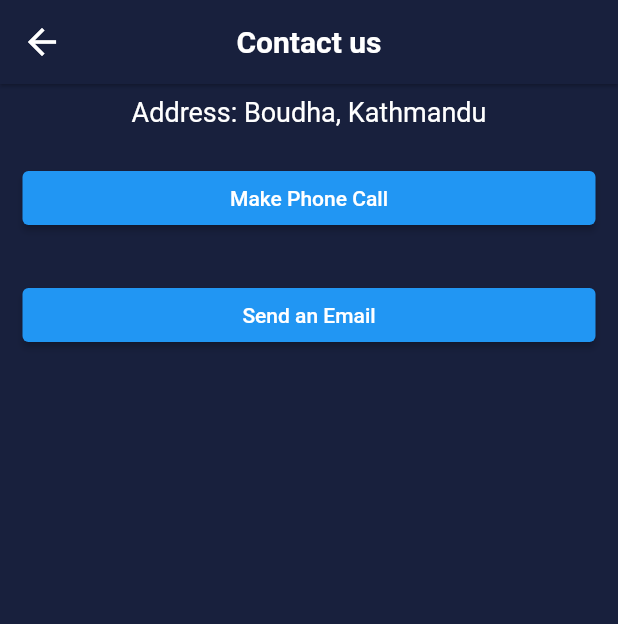
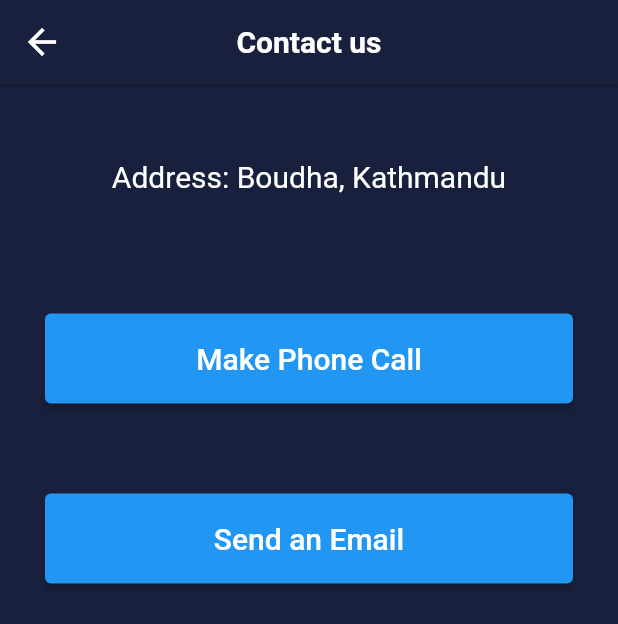
Before and after one commit to bsthaa/Merogadi, a Flutter app: the ContactUs screen opened directly, on a phone screen of 412 x 824 dp. Shown: the top 624 px of the screen. Run offline on Flutter 3.47's test engine with Material 2 defaults, Android fonts, the phone set to English and light mode, and no system bars; our stand-ins replace cloud_firestore, firebase_auth, firebase_core, fluttertoast, get, image_picker and 1 more; accounts and stored records are empty.

```diff
--- a/merogadi/lib/contactus.dart
+++ b/merogadi/lib/contactus.dart
@@ -37,19 +37,26 @@ class _ContactUsState extends State<ContactUs> {
         body: ListView(
           children: <Widget>[
             Container(
-                padding: const EdgeInsets.all(8),
+                padding: const EdgeInsets.all(50),
                 child: const Text(
                   'Address: Boudha, Kathmandu',
                   textAlign: TextAlign.center,
                   style: TextStyle(
-                    fontSize: 18.0,
+                    fontSize: 20.0,
                     color: Colors.white,
                   ),
                 )),
             Container(
-                padding: const EdgeInsets.all(15),
+                padding: const EdgeInsets.all(30),
+                width: 250.0,
+                height: 120.0,
                 child: ElevatedButton(
-                  child: const Text('Make Phone Call'),
+                  child: const Text(
+                    'Make Phone Call',
+                    style: TextStyle(
+                      fontSize: 20.0,
+                    ),
+                  ),
                   onPressed: () async {
                     const phoneNumber = '+977-9803836536';
                     const url = 'tel:$phoneNumber';
@@ -60,9 +67,16 @@ class _ContactUsState extends State<ContactUs> {
                   },
                 )),
             Container(
-                padding: const EdgeInsets.all(15),
+                width: 250.0,
+                height: 120.0,
+                padding: const EdgeInsets.all(30),
                 child: ElevatedButton(
-                  child: const Text('Send an Email'),
+                  child: const Text(
+                    'Send an Email',
+                    style: TextStyle(
+                      fontSize: 20.0,
+                    ),
+                  ),
                   onPressed: () async {
                     const toEmail = 'bibekshrestha242@gmail.com';
                     const subject = 'Big Fan';
--- a/merogadi/lib/main.dart
+++ b/merogadi/lib/main.dart
@@ -1,6 +1,7 @@
 import 'package:flutter/material.dart';
 import 'package:merogadi/splash_screen.dart';
 import 'package:firebase_core/firebase_core.dart';
+import 'package:get/get.dart';
 
 Future<void> main() async {
   WidgetsFlutterBinding.ensureInitialized();
@@ -15,7 +16,7 @@ class MyApp extends StatelessWidget {
   // This widget is the root of the application.
   @override
   Widget build(BuildContext context) {
-    return const MaterialApp(
+    return const GetMaterialApp(
       debugShowCheckedModeBanner: false,
       home: SplashScreen(),
     );
--- a/merogadi/pubspec.yaml
+++ b/merogadi/pubspec.yaml
@@ -37,6 +37,9 @@ dependencies:
   flutter_svg: ^0.18.0
   #url_launcher: ^6.0.9
   url_launcher: ^6.0.20
+  readmore: ^2.1.0
+  image_picker: ^0.8.4+11
+  get: ^4.6.1
   # The following adds the Cupertino Icons font to your application.
   # Use with the CupertinoIcons class for iOS style icons.
   cupertino_icons: ^1.0.2
```
Also changed, not shown: merogadi/lib/about.dart (+7 -1 lines), merogadi/lib/profile_screen.dart (+137 -13 lines), merogadi/lib/terms_and_cond.dart (+49 -11 lines), merogadi/assets/images/dummyProfile.png (added), merogadi/pubspec.lock.
